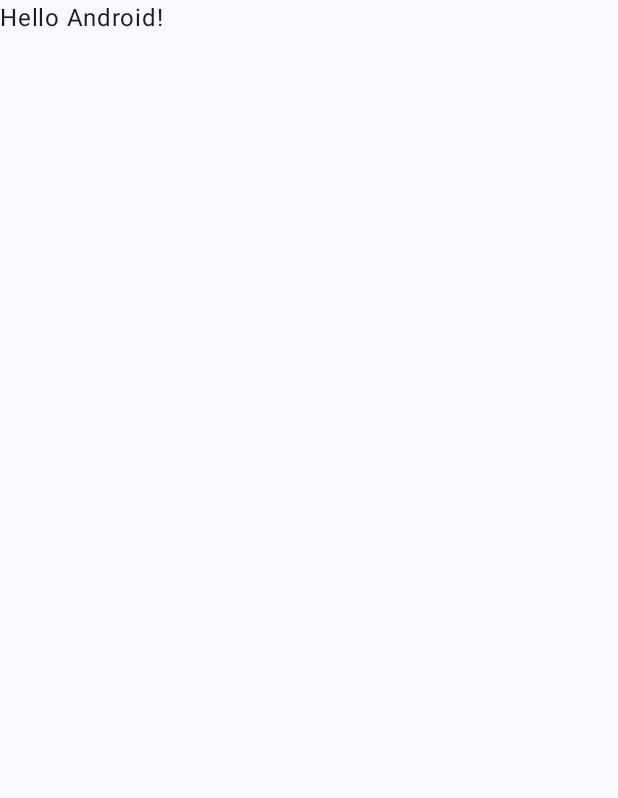
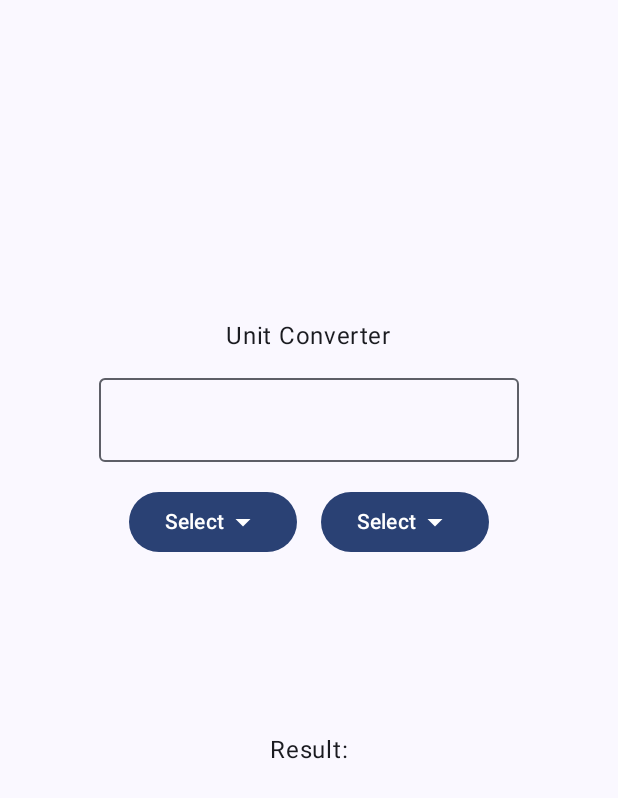
Before and after one commit to TristanTheart/UnitConverter, an Android app built with Jetpack Compose: the screen it shows after launch (MainActivity), on a phone screen of 412 x 824 dp. Before the commit the part shown is almost empty. Shown: the top 798 px of the screen. Run offline under Robolectric (Android 15) with nearby library versions, the phone set to English and light mode, and no system bars.

Commit message:
Implemented Toasts, Boxes, Rows and Columns within UnitConverter app also added Spacers around elements and padding where needed

```diff
--- a/app/src/main/java/com/example/unitconverter/MainActivity.kt
+++ b/app/src/main/java/com/example/unitconverter/MainActivity.kt
@@ -1,16 +1,35 @@
 package com.example.unitconverter
 
 import android.os.Bundle
+import android.widget.Toast
 import androidx.activity.ComponentActivity
 import androidx.activity.compose.setContent
+import androidx.compose.foundation.layout.Arrangement
+import androidx.compose.foundation.layout.Box
+import androidx.compose.foundation.layout.Column
+import androidx.compose.foundation.layout.Row
 import androidx.compose.foundation.layout.fillMaxSize
+import androidx.compose.foundation.layout.height
+import androidx.compose.material.icons.Icons
+import androidx.compose.material.icons.filled.ArrowDropDown
+import androidx.compose.material3.Button
+import androidx.compose.material3.Icon
 import androidx.compose.material3.MaterialTheme
+import androidx.compose.material3.OutlinedTextField
 import androidx.compose.material3.Surface
 import androidx.compose.material3.Text
 import androidx.compose.runtime.Composable
+import androidx.compose.ui.Alignment
 import androidx.compose.ui.Modifier
+import androidx.compose.ui.platform.LocalContext
 import androidx.compose.ui.tooling.preview.Preview
+import androidx.compose.ui.unit.dp
 import com.example.unitconverter.ui.theme.UnitConverterTheme
+import androidx.compose.foundation.layout.Spacer
+import androidx.compose.foundation.layout.padding
+import androidx.compose.foundation.layout.width
+import androidx.compose.material3.DropdownMenu
+import androidx.compose.material3.DropdownMenuItem
 
 class MainActivity : ComponentActivity() {
     override fun onCreate(savedInstanceState: Bundle?) {
@@ -22,25 +41,96 @@ class MainActivity : ComponentActivity() {
                     modifier = Modifier.fillMaxSize(),
                     color = MaterialTheme.colorScheme.background
                 ) {
-                    Greeting("Android")
+                    UnitConverter()
                 }
             }
         }
     }
 }
 
+
 @Composable
-fun Greeting(name: String, modifier: Modifier = Modifier) {
-    Text(
-        text = "Hello $name!",
-        modifier = modifier
-    )
+fun UnitConverter() {
+    Column(
+        modifier = Modifier.fillMaxSize(),
+        verticalArrangement = Arrangement.Center,
+        horizontalAlignment = Alignment.CenterHorizontally
+    ) {
+
+        // Here all the elements of the UI will be stacked below each other
+        Text("Unit Converter")
+        Spacer(modifier = Modifier.height(16.dp))
+        OutlinedTextField(value = "", onValueChange = {
+            //Here goes what should happen if value of OutlinedTextField changes
+
+        })
+        Spacer(modifier = Modifier.height(16.dp))
+        Row {
+            Box {
+                Button(onClick = { /*TODO*/ }) {
+                    Text("Select")
+                    Icon(
+                        Icons.Default.ArrowDropDown,
+                        contentDescription = "Arrow Down"
+                    )
+                }
+                DropdownMenu(expanded = false, onDismissRequest = { /*TODO*/ }) {
+                    DropdownMenuItem(
+                        text = { Text("Centimetres") },
+                        onClick = { /*TODO*/ }
+                    )
+                    DropdownMenuItem(
+                        text = { Text("Metres") },
+                        onClick = { /*TODO*/ }
+                    )
+                    DropdownMenuItem(
+                        text = { Text("Feet") },
+                        onClick = { /*TODO*/ }
+                    )
+                    DropdownMenuItem(
+                        text = { Text("Millimeters") },
+                        onClick = { /*TODO*/ }
+                    )
+                }
+            }
+            Spacer(modifier = Modifier.width(16.dp))
+            Box {
+                Button(onClick = { /*TODO*/ }) {
+                    Text("Select")
+                    Icon(
+                        Icons.Default.ArrowDropDown,
+                        contentDescription = "Arrow Down"
+                    )
+                }
+                DropdownMenu(expanded = false, onDismissRequest = { /*TODO*/ }) {
+                    DropdownMenuItem(
+                        text = { Text("Centimetres") },
+                        onClick = { /*TODO*/ }
+                    )
+                    DropdownMenuItem(
+                        text = { Text("Metres") },
+                        onClick = { /*TODO*/ }
+                    )
+                    DropdownMenuItem(
+                        text = { Text("Feet") },
+                        onClick = { /*TODO*/ }
+                    )
+                    DropdownMenuItem(
+                        text = { Text("Millimeters") },
+                        onClick = { /*TODO*/ }
+                    )
+                }
+            }
+            // Here all the elements of the UI will be stacked next each other
+        }
+        Spacer(modifier = Modifier.height(16.dp))
+        Text("Result:", modifier = Modifier.padding(100.dp))
+    }
 }
+
 
 @Preview(showBackground = true)
 @Composable
-fun GreetingPreview() {
-    UnitConverterTheme {
-        Greeting("Android")
-    }
+fun UnitConverterPreview() {
+    UnitConverter()
 }
```
